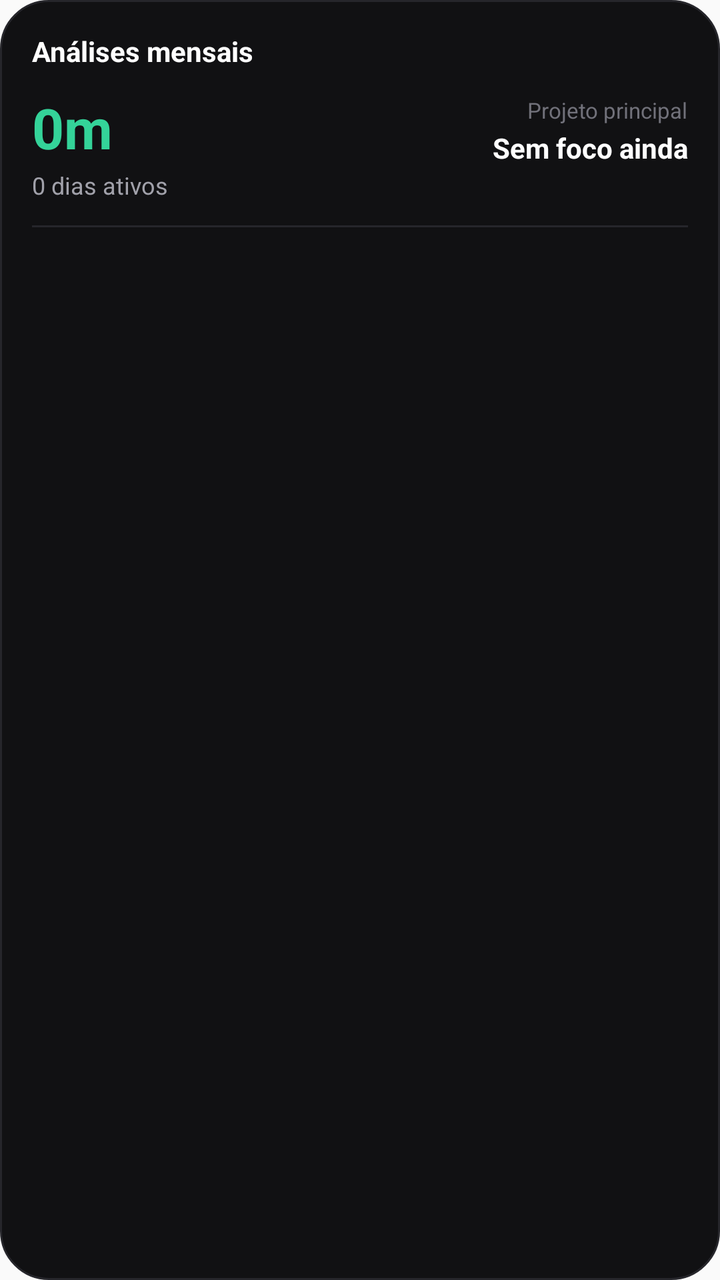
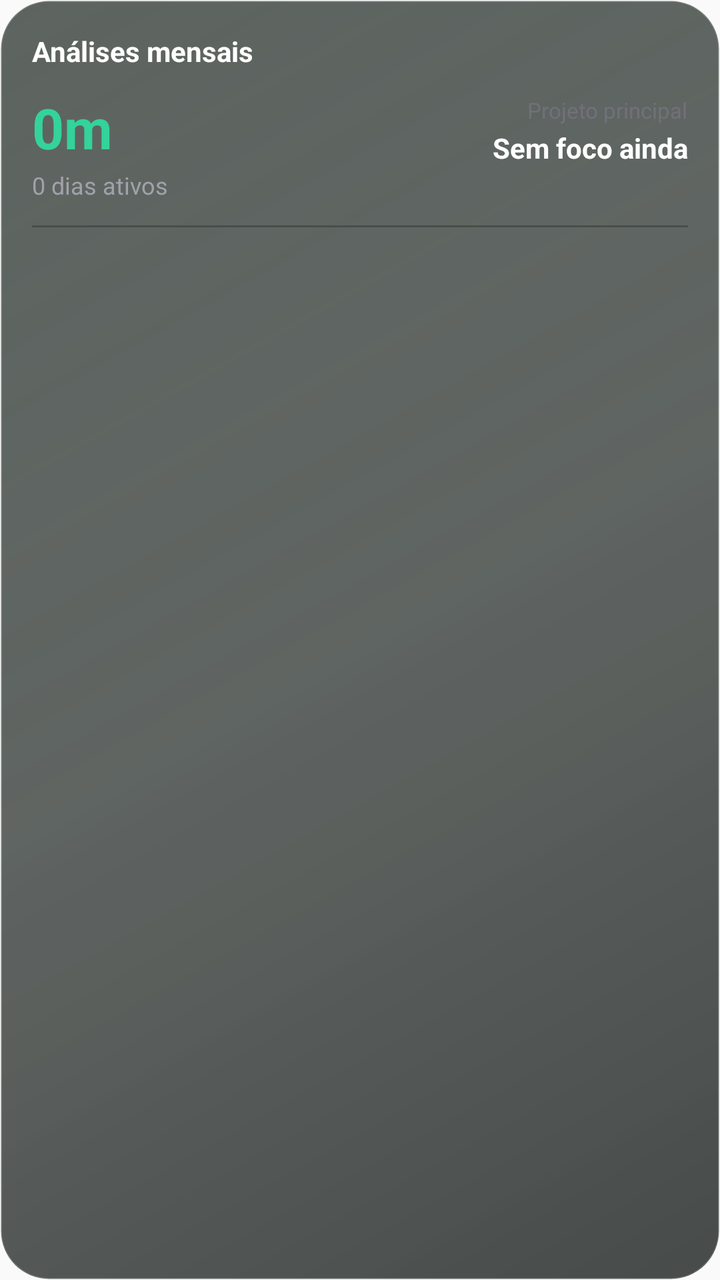

An Android layout rendered at two revisions. The XML below is the earlier revision; the diff shows what the commit changed to produce the second picture.
<!-- AndroidManifest.xml: application theme AppTheme -->
<!-- res/layout/widget_monthly_analytics.xml -->
<?xml version="1.0" encoding="utf-8"?>
<LinearLayout
    xmlns:android="http://schemas.android.com/apk/res/android"
    android:id="@+id/monthly_analytics_root"
    android:layout_width="match_parent"
    android:layout_height="match_parent"
    android:orientation="vertical"
    android:padding="16dp"
    android:background="@drawable/widget_focus_background">

    <TextView
        android:layout_width="wrap_content"
        android:layout_height="wrap_content"
        android:text="Análises mensais"
        android:textColor="#FFFFFF"
        android:textSize="14sp"
        android:textStyle="bold" />

    <LinearLayout
        android:layout_width="match_parent"
        android:layout_height="wrap_content"
        android:layout_marginTop="10dp"
        android:orientation="horizontal"
        android:gravity="center_vertical">

        <LinearLayout
            android:layout_width="0dp"
            android:layout_height="wrap_content"
            android:layout_weight="1"
            android:orientation="vertical">

            <TextView
                android:id="@+id/monthly_analytics_total"
                android:layout_width="wrap_content"
                android:layout_height="wrap_content"
                android:text="0m"
                android:textColor="#34D399"
                android:textSize="28sp"
                android:textStyle="bold" />

            <TextView
                android:id="@+id/monthly_analytics_days"
                android:layout_width="wrap_content"
                android:layout_height="wrap_content"
                android:layout_marginTop="2dp"
                android:text="0 dias ativos"
                android:textColor="#A1A1AA"
                android:textSize="12sp" />

        </LinearLayout>

        <LinearLayout
            android:layout_width="0dp"
            android:layout_height="wrap_content"
            android:layout_weight="1"
            android:orientation="vertical"
            android:gravity="end">

            <TextView
                android:layout_width="wrap_content"
                android:layout_height="wrap_content"
                android:text="Projeto principal"
                android:textColor="#71717A"
                android:textSize="11sp" />

            <TextView
                android:id="@+id/monthly_analytics_top"
                android:layout_width="wrap_content"
                android:layout_height="wrap_content"
                android:layout_marginTop="2dp"
                android:text="Sem foco ainda"
                android:textColor="#FFFFFF"
                android:textSize="14sp"
                android:textStyle="bold"
                android:maxLines="1"
                android:ellipsize="end" />

            <TextView
                android:id="@+id/monthly_analytics_share"
                android:layout_width="wrap_content"
                android:layout_height="wrap_content"
                android:textColor="#34D399"
                android:textSize="11sp" />

        </LinearLayout>

    </LinearLayout>

    <TextView
        android:layout_width="match_parent"
        android:layout_height="1dp"
        android:layout_marginTop="12dp"
        android:background="#26262B"
        android:text="" />

    <TextView
        android:id="@+id/monthly_project_1"
        android:layout_width="match_parent"
        android:layout_height="wrap_content"
        android:layout_marginTop="9dp"
        android:textColor="#D4D4D8"
        android:textSize="12sp"
        android:maxLines="1"
        android:ellipsize="end" />

    <TextView
        android:id="@+id/monthly_project_2"
        android:layout_width="match_parent"
        android:layout_height="wrap_content"
        android:layout_marginTop="5dp"
        android:textColor="#A1A1AA"
        android:textSize="12sp"
        android:maxLines="1"
        android:ellipsize="end" />

    <TextView
        android:id="@+id/monthly_project_3"
        android:layout_width="match_parent"
        android:layout_height="wrap_content"
        android:layout_marginTop="5dp"
        android:textColor="#71717A"
        android:textSize="12sp"
        android:maxLines="1"
        android:ellipsize="end" />

</LinearLayout>
<!-- resources referenced by this layout -->
<resources>
  <!-- drawable widget_focus_background (drawable) -->
  <?xml version="1.0" encoding="utf-8"?>
  <shape
      xmlns:android="http://schemas.android.com/apk/res/android"
      android:shape="rectangle">
  
      <solid android:color="#111113" />
  
      <corners
          android:radius="24dp" />
  
      <stroke
          android:width="1dp"
          android:color="#26262B" />
  
  </shape>
  <style name="AppTheme" parent="Theme.AppCompat.Light.DarkActionBar">
          
          <item name="colorPrimary">@color/colorPrimary</item>
          <item name="colorPrimaryDark">@color/colorPrimaryDark</item>
          <item name="colorAccent">@color/colorAccent</item>
      </style>
</resources>

<!-- the commit's change to res/layout/widget_monthly_analytics.xml (unified diff, before → after) -->
@@ -90,7 +90,7 @@
         android:layout_width="match_parent"
         android:layout_height="1dp"
         android:layout_marginTop="12dp"
-        android:background="#26262B"
+        android:background="#66262B28"
         android:text="" />
 
     <TextView
<!-- resource entries referenced after the edit -->
@@ -6,14 +6,25 @@
       xmlns:android="http://schemas.android.com/apk/res/android"
       android:shape="rectangle">
   
-      <solid android:color="#111113" />
+      <gradient
+          android:angle="315"
+          android:startColor="#B31A241E"
+          android:centerColor="#A60D1511"
+          android:endColor="#BD080D0B"
+          android:type="linear" />
   
       <corners
           android:radius="24dp" />
   
       <stroke
           android:width="1dp"
-          android:color="#26262B" />
+          android:color="#30FFFFFF" />
+  
+      <padding
+          android:left="1dp"
+          android:top="1dp"
+          android:right="1dp"
+          android:bottom="1dp" />
   
   </shape>
   <style name="AppTheme" parent="Theme.AppCompat.Light.DarkActionBar">
